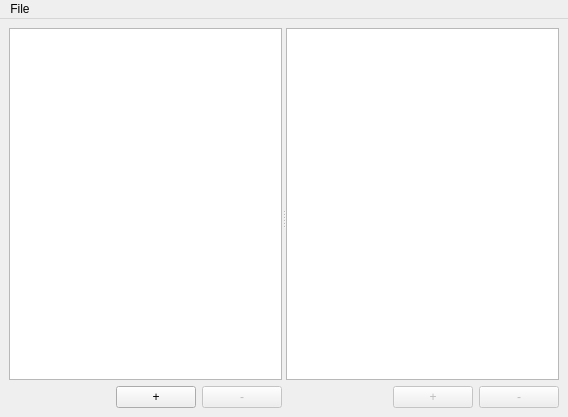
Before: the Qt Designer form ictrlquotes/widgets/ui/mainwindow.ui in alenz33/ictrlquotes, drawn with Qt 5.
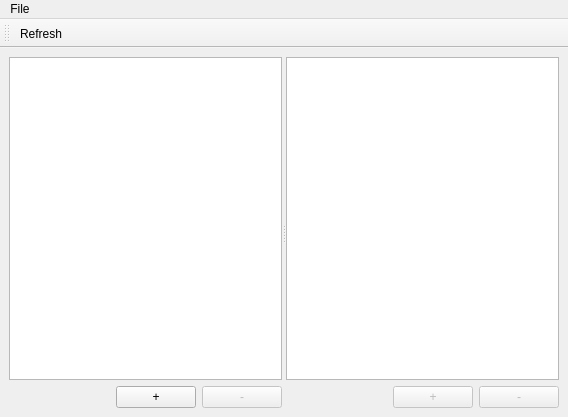
After: the same form once the commit is applied.

Commit message: New refresh button (F5)

Diff of the .ui file:
```diff
--- a/ictrlquotes/widgets/ui/mainwindow.ui
+++ b/ictrlquotes/widgets/ui/mainwindow.ui
@@ -20,7 +20,7 @@
       <property name="orientation">
        <enum>Qt::Horizontal</enum>
       </property>
-      <widget class="QWidget" name="">
+      <widget class="QWidget" name="layoutWidget">
        <layout class="QVBoxLayout" name="authorsVerticalLayout">
         <item>
          <widget class="QListWidget" name="authorsListWidget"/>
@@ -61,7 +61,7 @@
         </item>
        </layout>
       </widget>
-      <widget class="QWidget" name="">
+      <widget class="QWidget" name="layoutWidget">
        <layout class="QVBoxLayout" name="quotesVerticalLayout">
         <item>
          <widget class="QListWidget" name="quotesListWidget"/>
@@ -126,11 +126,34 @@
    </widget>
    <addaction name="menuFile"/>
   </widget>
+  <widget class="QToolBar" name="toolBar">
+   <property name="windowTitle">
+    <string>toolBar</string>
+   </property>
+   <attribute name="toolBarArea">
+    <enum>TopToolBarArea</enum>
+   </attribute>
+   <attribute name="toolBarBreak">
+    <bool>false</bool>
+   </attribute>
+   <addaction name="actionRefresh"/>
+  </widget>
   <action name="actionExit">
    <property name="text">
     <string>Exit</string>
    </property>
   </action>
+  <action name="actionRefresh">
+   <property name="text">
+    <string>Refresh</string>
+   </property>
+   <property name="toolTip">
+    <string>Synchronise with database.</string>
+   </property>
+   <property name="shortcut">
+    <string>F5</string>
+   </property>
+  </action>
  </widget>
  <resources/>
  <connections/>
```
The commit also changes 9 other files.
